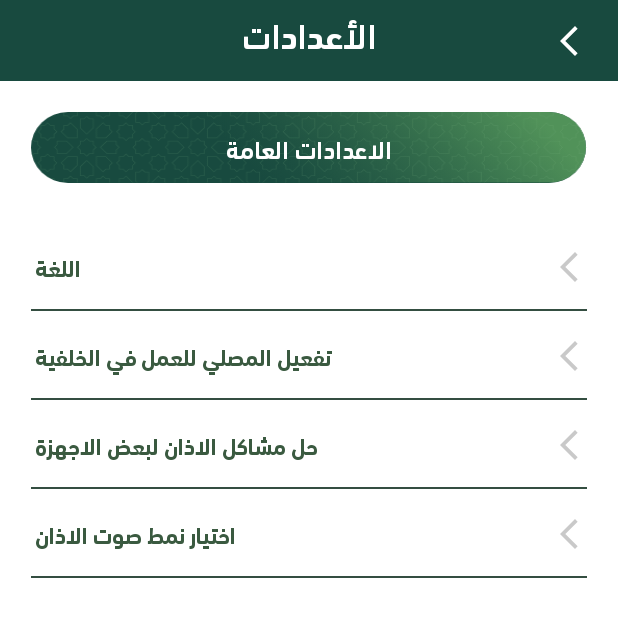
After one commit to AhmedNader65/Alsalah, an Android app: the layout fragment_setting.xml on its own in the app's theme, with its tools: preview values and no code run, on a phone screen of 412 x 824 dp. The commit adds this screen. Shown: the top 617 px of the screen. Run offline under Robolectric (Android 15) with nearby library versions, the light colour scheme and no system bars.

Commit message:
general setting pt 1

```diff
--- /dev/null
+++ b/app/src/main/res/drawable/ic_baseline_arrow_back_ios_new_24.xml
@@ -0,0 +1,5 @@
+<vector android:height="24dp" android:tint="#FFFFFF"
+    android:viewportHeight="24" android:viewportWidth="24"
+    android:width="24dp" xmlns:android="http://schemas.android.com/apk/res/android">
+    <path android:fillColor="@android:color/white" android:pathData="M17.77,3.77l-1.77,-1.77l-10,10l10,10l1.77,-1.77l-8.23,-8.23z"/>
+</vector>
--- /dev/null
+++ b/app/src/main/res/layout/fragment_setting.xml
@@ -0,0 +1,209 @@
+<?xml version="1.0" encoding="utf-8"?>
+
+
+<androidx.core.widget.NestedScrollView xmlns:android="http://schemas.android.com/apk/res/android"
+    xmlns:app="http://schemas.android.com/apk/res-auto"
+    xmlns:tools="http://schemas.android.com/tools"
+    android:layout_width="match_parent"
+    android:layout_height="match_parent"
+    tools:context=".ui.profile.ProfileFragment">
+
+    <androidx.constraintlayout.widget.ConstraintLayout
+
+        android:layout_width="match_parent"
+        android:layout_height="match_parent">
+
+        <TextView
+            android:id="@+id/title"
+            style="@style/boldText"
+            android:layout_width="match_parent"
+            android:layout_height="wrap_content"
+            android:background="@color/text_green_color"
+            android:paddingBottom="@dimen/_8sdp"
+            android:text="الأعدادات"
+            android:textAlignment="center"
+            android:textColor="@color/white"
+            android:textSize="@dimen/_18ssp"
+            app:layout_constraintTop_toTopOf="parent" />
+
+        <ImageView
+            android:id="@+id/back"
+            android:layout_width="wrap_content"
+            android:layout_height="wrap_content"
+            android:layout_marginEnd="@dimen/_16sdp"
+            android:src="@drawable/ic_baseline_arrow_back_ios_new_24"
+            app:layout_constraintBottom_toBottomOf="@+id/title"
+            app:layout_constraintEnd_toEndOf="parent"
+            app:layout_constraintTop_toTopOf="@+id/title" />
+
+
+        <LinearLayout
+            android:layout_width="match_parent"
+            android:layout_height="wrap_content"
+            android:layout_margin="@dimen/_16sdp"
+            android:orientation="vertical"
+            app:layout_constraintTop_toBottomOf="@+id/title">
+
+
+            <TextView
+                android:id="@+id/generalSettingtxt"
+                style="@style/boldText"
+                android:layout_width="match_parent"
+                android:layout_height="wrap_content"
+                android:background="@drawable/bg_styled_text_green"
+                android:gravity="center"
+                android:text="@string/generalSetting"
+                android:textAlignment="center"
+                android:textColor="@color/white" />
+
+
+            <androidx.constraintlayout.widget.ConstraintLayout
+                android:id="@+id/languageCon"
+                android:layout_width="match_parent"
+                android:layout_height="wrap_content"
+                android:layout_marginTop="@dimen/_20sdp">
+
+                <ImageView
+                    android:layout_width="wrap_content"
+                    android:layout_height="wrap_content"
+                    android:src="@drawable/ic_baseline_arrow_back_ios_new_24"
+                    app:layout_constraintBottom_toBottomOf="parent"
+                    app:layout_constraintEnd_toEndOf="parent"
+                    app:layout_constraintTop_toTopOf="parent"
+                    app:tint="@color/light_grey" />
+
+                <TextView
+                    style="@style/mediumText"
+                    android:layout_width="wrap_content"
+                    android:layout_height="wrap_content"
+                    android:layout_marginTop="@dimen/_12sdp"
+                    android:paddingBottom="@dimen/_12sdp"
+                    android:layout_marginStart="@dimen/_2sdp"
+                    android:textColor="@color/green_meduim"
+                    android:text="@string/language"
+                    app:layout_constraintStart_toStartOf="parent"
+                    app:layout_constraintTop_toTopOf="parent" />
+
+
+                <View
+                    android:layout_width="match_parent"
+                    android:layout_height="1dp"
+                    android:background="@color/general_setting_line"
+                    app:layout_constraintBottom_toBottomOf="parent"
+                    />
+
+            </androidx.constraintlayout.widget.ConstraintLayout>
+            <androidx.constraintlayout.widget.ConstraintLayout
+                android:id="@+id/backgroundPermission"
+                android:layout_width="match_parent"
+                android:layout_height="wrap_content">
+
+                <ImageView
+                    android:layout_width="wrap_content"
+                    android:layout_height="wrap_content"
+                    android:src="@drawable/ic_baseline_arrow_back_ios_new_24"
+                    app:layout_constraintBottom_toBottomOf="parent"
+                    app:layout_constraintEnd_toEndOf="parent"
+                    app:layout_constraintTop_toTopOf="parent"
+                    app:tint="@color/light_grey" />
+
+                <TextView
+                    style="@style/mediumText"
+                    android:layout_width="wrap_content"
+                    android:layout_height="wrap_content"
+                    android:layout_marginTop="@dimen/_12sdp"
+                    android:paddingBottom="@dimen/_12sdp"
+                    android:textColor="@color/green_meduim"
+                    android:layout_marginStart="@dimen/_2sdp"
+                    android:text="@string/backgroundPermission"
+                    app:layout_constraintStart_toStartOf="parent"
+                    app:layout_constraintTop_toTopOf="parent" />
+
+
+                <View
+                    android:layout_width="match_parent"
+                    android:layout_height="1dp"
+                    android:background="@color/general_setting_line"
+                    app:layout_constraintBottom_toBottomOf="parent"
+                    />
+
+            </androidx.constraintlayout.widget.ConstraintLayout>
+            <androidx.constraintlayout.widget.ConstraintLayout
+                android:id="@+id/solveAzanProblem"
+                android:layout_width="match_parent"
+                android:layout_height="wrap_content">
+
+                <ImageView
+                    android:layout_width="wrap_content"
+                    android:layout_height="wrap_content"
+                    android:src="@drawable/ic_baseline_arrow_back_ios_new_24"
+                    app:layout_constraintBottom_toBottomOf="parent"
+                    app:layout_constraintEnd_toEndOf="parent"
+                    app:layout_constraintTop_toTopOf="parent"
+                    app:tint="@color/light_grey" />
+
+                <TextView
+                    style="@style/mediumText"
+                    android:layout_width="wrap_content"
+                    android:layout_height="wrap_content"
+                    android:layout_marginTop="@dimen/_12sdp"
+                    android:paddingBottom="@dimen/_12sdp"
+                    android:textColor="@color/green_meduim"
+                    android:layout_marginStart="@dimen/_2sdp"
+                    android:text="@string/solveAzanProblem"
+                    app:layout_constraintStart_toStartOf="parent"
+                    app:layout_constraintTop_toTopOf="parent" />
+
+
+                <View
+                    android:layout_width="match_parent"
+                    android:layout_height="1dp"
+                    android:background="@color/general_setting_line"
+                    app:layout_constraintBottom_toBottomOf="parent"
+                    />
+
+            </androidx.constraintlayout.widget.ConstraintLayout>
+            <androidx.constraintlayout.widget.ConstraintLayout
+                android:id="@+id/azanSoundType"
+                android:layout_width="match_parent"
+                android:layout_height="wrap_content">
+
+                <ImageView
+                    android:layout_width="wrap_content"
+                    android:layout_height="wrap_content"
+                    android:src="@drawable/ic_baseline_arrow_back_ios_new_24"
+                    app:layout_constraintBottom_toBottomOf="parent"
+                    app:layout_constraintEnd_toEndOf="parent"
+                    app:layout_constraintTop_toTopOf="parent"
+                    app:tint="@color/light_grey" />
+
+                <TextView
+                    style="@style/mediumText"
+                    android:layout_width="wrap_content"
+                    android:layout_height="wrap_content"
+                    android:layout_marginTop="@dimen/_12sdp"
+                    android:paddingBottom="@dimen/_12sdp"
+                    android:textColor="@color/green_meduim"
+                    android:layout_marginStart="@dimen/_2sdp"
+                    android:text="@string/azanSoundType"
+                    app:layout_constraintStart_toStartOf="parent"
+                    app:layout_constraintTop_toTopOf="parent" />
+
+
+                <View
+                    android:layout_width="match_parent"
+                    android:layout_height="1dp"
+                    android:background="@color/general_setting_line"
+                    app:layout_constraintBottom_toBottomOf="parent"
+                    />
+
+            </androidx.constraintlayout.widget.ConstraintLayout>
+
+
+
+        </LinearLayout>
+
+
+    </androidx.constraintlayout.widget.ConstraintLayout>
+
+</androidx.core.widget.NestedScrollView>
--- a/app/src/main/res/values/colors.xml
+++ b/app/src/main/res/values/colors.xml
@@ -9,7 +9,10 @@
     <color name="white">#FFFFFFFF</color>
     <color name="text_color">#4D4D4D</color>
     <color name="text_green_color">#184A3F</color>
+    <color name="general_setting_line">#344E41</color>
     <color name="text_orange_color">#EEB34B</color>
     <color name="text_brown_color">#C49C2D</color>
     <color name="light_green">#94AA41</color>
+    <color name="light_grey">#C9C9C9</color>
+    <color name="green_meduim">#3A5A40</color>
 </resources>
--- a/app/src/main/res/values/strings.xml
+++ b/app/src/main/res/values/strings.xml
@@ -19,4 +19,9 @@
 تَبارَكْتَ يا ذا الجَـلالِ وَالإِكْـرام</string>
     <string name="blog_exp">القاهرة- خص الله تعالى شهر رمضان بليلة مباركة تتطلّع فيها القلوب المؤمنة بالرجاء والدعوات، يقول تعالى في كتابه العزيز: “إنا أنزلناه في ليلة القدر، وما أدراك ما ليلة القدر، ليلة القدر خير من ألف شهر”.. وهي ليلة السلام والتسامح، وتحظى بمنزلة خاصة في قلوب المسلمين، وفرصة تتكرر كل عام ليوثق فيها العبد علاقته مع الخالق جل جلاله.</string>
     <string name="title_menu">القائمة</string>
+    <string name="language">اللغة</string>
+    <string name="generalSetting">الاعدادات العامة</string>
+    <string name="backgroundPermission">تفعيل المصلي للعمل في الخلفية</string>
+    <string name="solveAzanProblem">حل مشاكل الاذان لبعض الاجهزة</string>
+    <string name="azanSoundType">اختيار نمط صوت الاذان</string>
 </resources>
```
Also changed, not shown: app/src/main/res/drawable-hdpi/bg_styled_text_green.png (added), app/src/main/res/drawable-ldpi/bg_styled_text_green.png (added), app/src/main/res/drawable-mdpi/bg_styled_text_green.png (added), app/src/main/res/drawable-xhdpi/bg_styled_text_green.png (added), app/src/main/res/drawable-xxhdpi/bg_styled_text_green.png (added), app/src/main/res/drawable-xxxhdpi/bg_styled_text_green.png (added).
